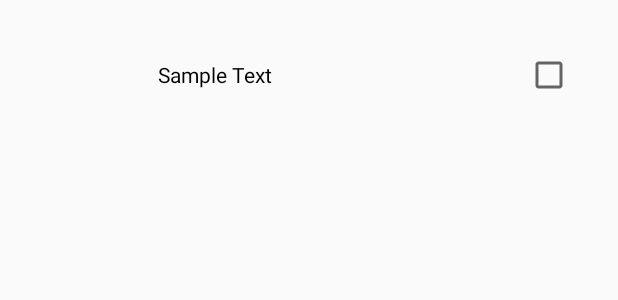
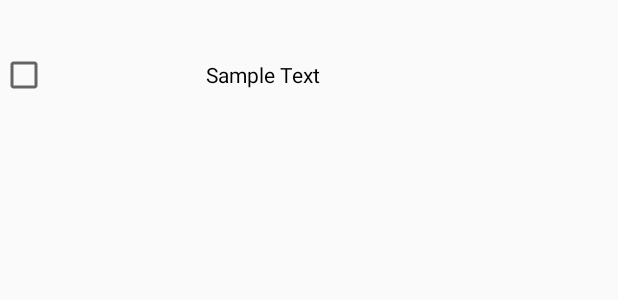
Before and after one commit to t17cs030/traditionalApp, an Android app: the layout my_wine_list_multiple_choice.xml on its own in the app's theme, with its tools: preview values and no code run, on a phone screen of 412 x 824 dp. Shown: the top 300 px of the screen. Run offline under Robolectric (Android 15) with nearby library versions, the phone set to English and light mode, and no system bars; network calls fail.

Commit message:
[EDIT]チェックボックスを左側に修正した

```diff
--- a/app/src/main/java/com/example/wineapp/WineryActivity.java
+++ b/app/src/main/java/com/example/wineapp/WineryActivity.java
@@ -24,6 +24,7 @@ import com.google.android.gms.maps.CameraUpdateFactory;
 import com.google.android.gms.maps.GoogleMap;
 import com.google.android.gms.maps.OnMapReadyCallback;
 import com.google.android.gms.maps.SupportMapFragment;
+import com.google.android.gms.maps.UiSettings;
 import com.google.android.gms.maps.model.BitmapDescriptor;
 import com.google.android.gms.maps.model.BitmapDescriptorFactory;
 import com.google.android.gms.maps.model.GroundOverlayOptions;
--- a/app/src/main/res/layout/activity_winery.xml
+++ b/app/src/main/res/layout/activity_winery.xml
@@ -24,6 +24,7 @@
         android:id="@+id/map"
         android:name="com.google.android.gms.maps.MapFragment"
         xmlns:tools="http://schemas.android.com/tools"
+        xmlns:map="http://schemas.android.com/apk/res-auto"
         class="com.google.android.gms.maps.SupportMapFragment"
         android:layout_width="match_parent"
         android:layout_height="0dp"
@@ -32,7 +33,8 @@
         app:layout_constraintEnd_toEndOf="parent"
         app:layout_constraintStart_toStartOf="parent"
         app:layout_constraintTop_toTopOf="parent"
-        tools:context=".WineryActivity"/>
+        tools:context=".WineryActivity"
+        map:uiZoomControls="true" />
 
     <!--
     <Button
--- a/app/src/main/res/layout/my_wine_list_multiple_choice.xml
+++ b/app/src/main/res/layout/my_wine_list_multiple_choice.xml
@@ -3,6 +3,11 @@
     android:orientation="horizontal"
     android:layout_width="match_parent"
     android:layout_height="match_parent">
+
+    <CheckBox
+        android:id="@+id/checkBox"
+        android:layout_width="wrap_content"
+        android:layout_height="100dp" />
 
     <ImageView
         android:id="@+id/thumbnail"
@@ -12,7 +17,7 @@
 
     <TextView
         android:id="@+id/title"
-        android:layout_width="250dp"
+        android:layout_width="match_parent"
         android:layout_height="100dp"
         android:gravity="center_vertical"
         android:checkMark="?android:attr/listChoiceIndicatorMultiple"
@@ -21,10 +26,6 @@
         android:text="Sample Text"
         android:textColor="#000" />
 
-    <CheckBox
-        android:id="@+id/checkBox"
-        android:layout_width="wrap_content"
-        android:layout_height="100dp"
-        android:layout_weight="1" />
+
 
 </LinearLayout>
```
